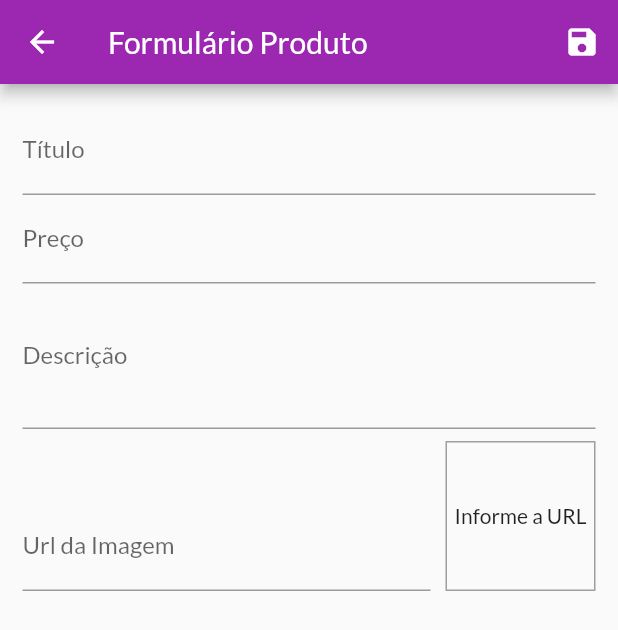
After one commit to willyoliv/shop, a Flutter app: the ProductFormScreen screen opened by its route, after a tap on the "save" icon, on a phone screen of 412 x 824 dp. The commit adds this screen. Shown: the top 630 px of the screen. Run offline on Flutter 3.47's test engine with Material 2 defaults, Android fonts, the phone set to English and light mode, and no system bars; network calls fail.

Commit message:
criando form

```diff
--- a/lib/main.dart
+++ b/lib/main.dart
@@ -9,6 +9,8 @@ import './utils/app_routes.dart';
 import './views/cart_screen.dart';
 import './views/product_detail_screen.dart';
 import './views/products_overview_screen.dart';
+import './views/product_form_screen.dart';
+import './views/products_screen.dart';
 import './views/orders_screen.dart';
 
 void main() => runApp(MyApp());
@@ -38,7 +40,9 @@ class MyApp extends StatelessWidget {
         // home: ProductsOverviewScreen(),
         routes: {
           AppRoutes.HOME: (ctx) => ProductsOverviewScreen(),
+          AppRoutes.PRODUCTS: (ctx) => ProductsScreen(),
           AppRoutes.PRODUCT_DETAIL: (ctx) => ProductDetailScreen(),
+          AppRoutes.PRODUCT_FORM: (ctx) => ProductFormScreen(),
           AppRoutes.CART: (ctx) => CartScreen(),
           AppRoutes.ORDERS: (ctx) => OrdersScreen(),
         },
--- a/lib/providers/products.dart
+++ b/lib/providers/products.dart
@@ -7,6 +7,10 @@ class Products with ChangeNotifier{
   List<Product> _items = DUMMY_PRODUCTS;
 
   List<Product> get items => [..._items];
+
+  int get itemsCount{
+    return _items.length;
+  }
 
   List<Product> get favoriteItems {
     return _items.where((prod) => prod.isFavorite).toList();
--- a/lib/utils/app_routes.dart
+++ b/lib/utils/app_routes.dart
@@ -1,6 +1,8 @@
 class AppRoutes {
   static const HOME = '/';
+  static const PRODUCTS = '/products';
   static const PRODUCT_DETAIL = '/product-detail';
+  static const PRODUCT_FORM = '/product-form';
   static const CART = '/cart';
   static const ORDERS = '/orders';
 }
--- /dev/null
+++ b/lib/views/product_form_screen.dart
@@ -0,0 +1,151 @@
+import 'dart:math';
+
+import 'package:flutter/cupertino.dart';
+import 'package:flutter/material.dart';
+import '../providers/product.dart';
+
+class ProductFormScreen extends StatefulWidget {
+  @override
+  _ProductFormScreenState createState() => _ProductFormScreenState();
+}
+
+class _ProductFormScreenState extends State<ProductFormScreen> {
+
+  final _priceFocusNode = FocusNode();
+  final _descriptionFocusNode = FocusNode();
+  final _imageURLFocusNode = FocusNode();
+  final _imageUrlController = TextEditingController();
+  final _form = GlobalKey<FormState>();
+  final  _formData = Map<String, Object>();
+
+  @override
+  void initState() {
+    super.initState();
+    _imageURLFocusNode.addListener(_updateImage);
+  }
+
+  void _updateImage() {
+    setState(() {});
+  }
+
+  void _saveForm() {
+    _form.currentState.save();
+    final newProduct = Product(
+      id: Random().nextDouble().toString(),
+      title: _formData['title'],
+      price: _formData['price'],
+      imageUrl: _formData['imageUrl'],
+    );
+    print(newProduct.id);
+    print(newProduct.title);
+  }
+
+  @override
+  void dispose() {
+    super.dispose();
+    _priceFocusNode.dispose();
+    _descriptionFocusNode.dispose();
+    _imageURLFocusNode.removeListener(_updateImage);
+    _imageURLFocusNode.dispose();
+  }
+
+  @override
+  Widget build(BuildContext context) {
+    return Scaffold(
+      appBar: AppBar(
+        title: Text('Formulário Produto'),
+        actions: <Widget>[
+          IconButton(
+            icon: Icon(Icons.save),
+            onPressed: () {
+              _saveForm();
+              },
+          ),
+        ],
+      ),
+      body: Padding(
+        padding: const EdgeInsets.all(15),
+        child: Form(
+          key: _form,
+          child: ListView(
+            children: <Widget>[
+              TextFormField(
+                decoration: InputDecoration(
+                  labelText: 'Título',
+                ),
+                textInputAction: TextInputAction.next,
+                onFieldSubmitted: (_) {
+                  FocusScope.of(context).requestFocus(_priceFocusNode);
+                },
+                onSaved: (value) => _formData['title'] = value,
+              ),
+              TextFormField(
+                decoration: InputDecoration(
+                  labelText: 'Preço',
+                ),
+                textInputAction: TextInputAction.next,
+                focusNode: _priceFocusNode,
+                keyboardType: TextInputType.numberWithOptions(
+                  decimal: true,
+                ),
+                onFieldSubmitted: (_) {
+                  FocusScope.of(context).requestFocus(_descriptionFocusNode);
+                },
+                onSaved: (value) => _formData['price'] = double.parse(value),
+              ),
+              TextFormField(
+                decoration: InputDecoration(
+                  labelText: 'Descrição',
+                ),
+                maxLines: 3,
+                keyboardType: TextInputType.multiline,
+                focusNode: _descriptionFocusNode,
+                onSaved: (value) => _formData['description'] = value,
+              ),
+              Row(
+                crossAxisAlignment: CrossAxisAlignment.end,
+                children: <Widget>[
+                  Expanded(
+                    child: TextFormField(
+                      decoration: InputDecoration(labelText: 'Url da Imagem'),
+                      keyboardType: TextInputType.url,
+                      textInputAction: TextInputAction.done,
+                      focusNode: _imageURLFocusNode,
+                      controller: _imageUrlController,
+                      onFieldSubmitted: (_) {
+                        _saveForm();
+                      },
+                      onSaved: (value) => _formData['imageUrl'] = value,
+                    ),
+                  ),
+                  Container(
+                    width: 100,
+                    height: 100,
+                    margin: EdgeInsets.only(
+                      top: 8,
+                      left: 10,
+                    ),
+                    decoration: BoxDecoration(
+                        border: Border.all(
+                      color: Colors.grey,
+                      width: 1,
+                    )),
+                    alignment: Alignment.center,
+                    child: _imageUrlController.text.isEmpty
+                        ? Text('Informe a URL')
+                        : FittedBox(
+                            child: Image.network(
+                              _imageUrlController.text,
+                              fit: BoxFit.cover,
+                            ),
+                          ),
+                  ),
+                ],
+              ),
+            ],
+          ),
+        ),
+      ),
+    );
+  }
+}
--- a/lib/widgets/product_grid.dart
+++ b/lib/widgets/product_grid.dart
@@ -1,7 +1,7 @@
 import 'package:flutter/material.dart';
 import 'package:provider/provider.dart';
 import '../providers/products.dart';
-import '../widgets/product_item.dart';
+import '../widgets/product_grid_item.dart';
 
 class ProductGrid extends StatelessWidget {
 
@@ -19,7 +19,7 @@ class ProductGrid extends StatelessWidget {
       itemCount: products.length,
       itemBuilder: (ctx, i) => ChangeNotifierProvider.value(
         value: products[i],
-        child: ProductItem(),
+        child: ProductGridItem(),
       ),
       gridDelegate: SliverGridDelegateWithFixedCrossAxisCount(
         crossAxisCount: 2,
```
Also changed, not shown: lib/providers/cart.dart (+26 -2 lines), lib/views/products_screen.dart (added, +44 -0 lines), lib/widgets/app_drawer.dart (+10 -0 lines), lib/widgets/cart_item_widget.dart (+26 -2 lines), lib/widgets/product_grid_item.dart (added, +73 -0 lines), lib/widgets/product_item.dart (+24 -43 lines).
